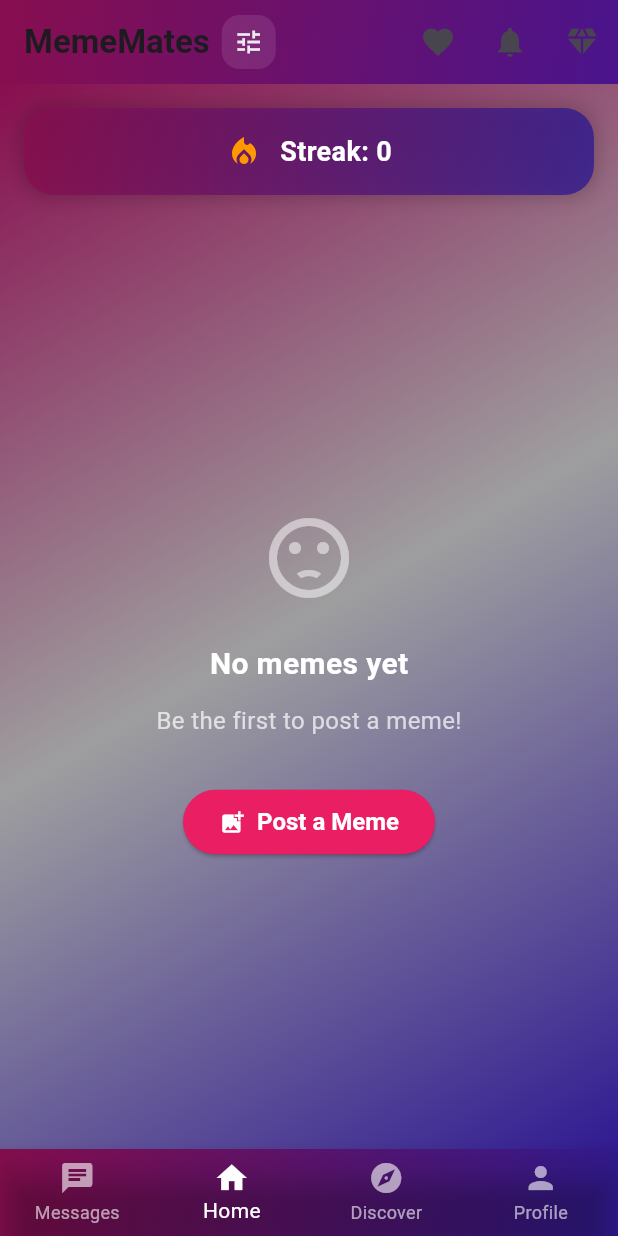
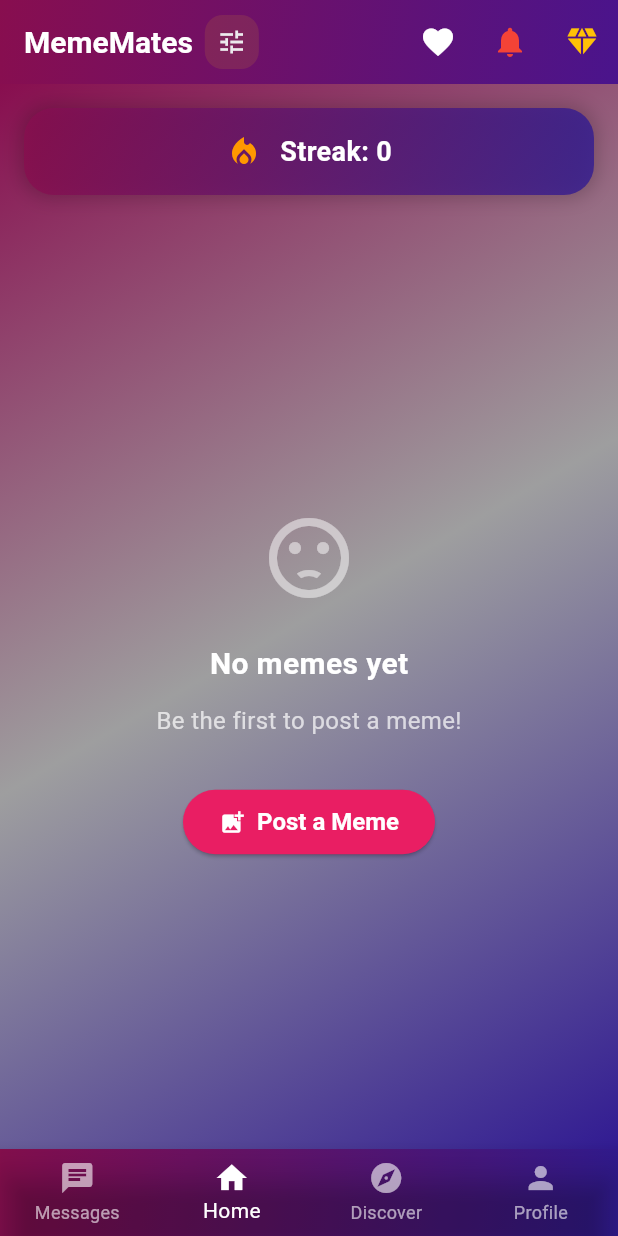
Before and after one commit to Raghavendrareddyn04/Mememates, a Flutter app: the HomeScreen screen opened by its route, on a phone screen of 412 x 824 dp. Run offline on Flutter 3.47's test engine with Material 3 defaults, Android fonts, the phone set to English and light mode, and no system bars; our stand-ins replace audio_video_progress_bar, cloud_firestore, country_code_picker, firebase_auth, firebase_core, flutter_animate and 3 more; missing offline and left inert: cloudinary_public, encrypt, spotify, spotify_sdk; accounts and stored records are empty; network calls fail.

Commit message:
first commit

```diff
--- a/lib/screens/home_screen.dart
+++ b/lib/screens/home_screen.dart
@@ -786,14 +786,19 @@ class _HomeScreenState extends State<HomeScreen> with TickerProviderStateMixin {
                 children: [
                   const Text(
                     'MemeMates',
-                    style: TextStyle(fontWeight: FontWeight.bold),
+                    style: TextStyle(
+                      fontWeight: FontWeight.bold,
+                      color: Colors.white, // Gold color applied
+                      fontSize: 20, // Optional: Adjust if needed
+                    ),
                   ),
                   if (_currentIndex == 1)
                     IconButton(
                       icon: Container(
                         padding: const EdgeInsets.all(8),
                         decoration: BoxDecoration(
-                          color: Colors.white.withOpacity(0.1),
+                          color: const Color(0xFFFFD700)
+                              .withOpacity(0.1), // Changed to gold with opacity
                           borderRadius: BorderRadius.circular(12),
                         ),
                         child: Row(
@@ -843,7 +848,8 @@ class _HomeScreenState extends State<HomeScreen> with TickerProviderStateMixin {
               ),
               actions: [
                 IconButton(
-                  icon: const Icon(Icons.favorite),
+                  icon: const Icon(Icons.favorite,
+                      color: Colors.white), // Change color here
                   onPressed: () {
                     Navigator.push(
                       context,
@@ -855,7 +861,8 @@ class _HomeScreenState extends State<HomeScreen> with TickerProviderStateMixin {
                 ),
                 IconButton(
                   icon: NotificationBadge(
-                    child: const Icon(Icons.notifications),
+                    child: const Icon(Icons.notifications,
+                        color: Colors.red), // Change color here
                   ),
                   onPressed: () => Navigator.push(
                     context,
@@ -865,7 +872,8 @@ class _HomeScreenState extends State<HomeScreen> with TickerProviderStateMixin {
                   ),
                 ),
                 IconButton(
-                  icon: const Icon(Icons.diamond),
+                  icon: const Icon(Icons.diamond,
+                      color: Colors.amber), // Change color here
                   onPressed: () => Navigator.push(
                     context,
                     MaterialPageRoute(
```
